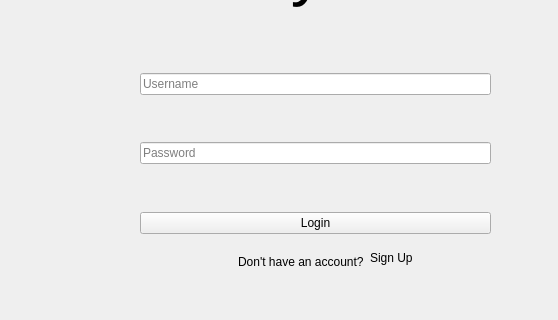
The window that login_window.ui (kechangdev/Easychat) describes before a commit, drawn with Qt 5; both pictures show x 0 to 558 and y 109 to 429 of the 651 by 429 pixel window.
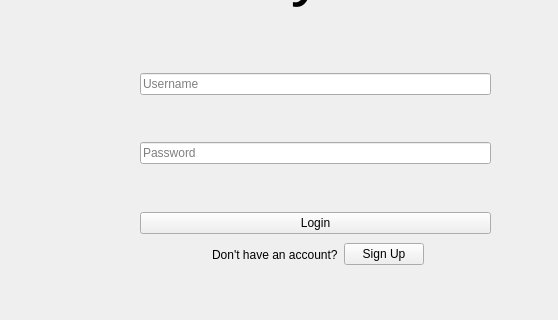
The same window after the commit.

Commit message: 链接上了login window 和 signup window

Patch:
```diff
--- a/login_window.ui
+++ b/login_window.ui
@@ -145,10 +145,10 @@
    <widget class="QWidget" name="signup_widget">
     <property name="geometry">
      <rect>
-      <x>210</x>
-      <y>360</y>
-      <width>231</width>
-      <height>22</height>
+      <x>190</x>
+      <y>350</y>
+      <width>256</width>
+      <height>27</height>
      </rect>
     </property>
     <layout class="QHBoxLayout" name="Loginwindow_Group_Signup">
@@ -173,19 +173,10 @@
       </widget>
      </item>
      <item>
-      <widget class="QLabel" name="signup_link">
+      <widget class="QPushButton" name="signup_button">
        <property name="text">
         <string>Sign Up</string>
        </property>
-       <property name="textFormat">
-        <enum>Qt::RichText</enum>
-       </property>
-       <property name="alignment">
-        <set>Qt::AlignLeading</set>
-       </property>
-       <property name="openExternalLinks">
-        <bool>true</bool>
-       </property>
       </widget>
      </item>
      <item>
```
The commit also changes 8 other files.
